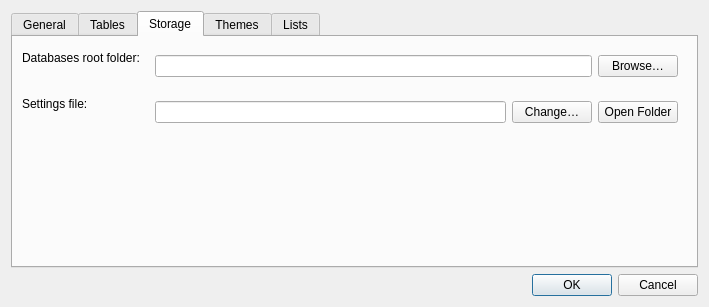
Above: settings_dialog.ui from don-fink/NoteBook before the change. Below: the same form after it.
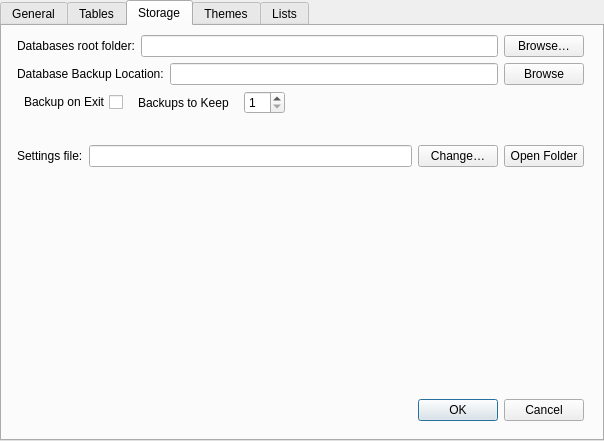
That is the form after the change. The open tabs and pages were chosen to show the change.

Commit message: Set up robust backup routines.

```diff
--- a/settings_dialog.ui
+++ b/settings_dialog.ui
@@ -6,14 +6,29 @@
    <rect>
     <x>0</x>
     <y>0</y>
-    <width>709</width>
-    <height>307</height>
+    <width>604</width>
+    <height>441</height>
    </rect>
   </property>
   <property name="windowTitle">
    <string>Settings</string>
   </property>
   <layout class="QVBoxLayout" name="verticalLayout">
+   <property name="spacing">
+    <number>0</number>
+   </property>
+   <property name="leftMargin">
+    <number>0</number>
+   </property>
+   <property name="topMargin">
+    <number>0</number>
+   </property>
+   <property name="rightMargin">
+    <number>0</number>
+   </property>
+   <property name="bottomMargin">
+    <number>0</number>
+   </property>
    <item>
     <widget class="QTabWidget" name="tabWidget">
      <widget class="QWidget" name="tabGeneral">
@@ -250,21 +265,58 @@
        <string>Storage</string>
       </attribute>
       <layout class="QFormLayout" name="formLayoutStorage">
-       <item row="0" column="0">
+       <item row="0" column="1">
+        <widget class="QFrame" name="frameDbRoot">
+         <property name="sizePolicy">
+          <sizepolicy hsizetype="Preferred" vsizetype="Fixed">
+           <horstretch>0</horstretch>
+           <verstretch>0</verstretch>
+          </sizepolicy>
+         </property>
+         <layout class="QHBoxLayout" name="hLayoutDbRoot">
+          <property name="spacing">
+           <number>6</number>
+          </property>
+          <property name="leftMargin">
+           <number>0</number>
+          </property>
+          <property name="topMargin">
+           <number>0</number>
+          </property>
+          <property name="bottomMargin">
+           <number>0</number>
+          </property>
+          <item>
         <widget class="QLabel" name="labelDbRoot">
+            <property name="sizePolicy">
+             <sizepolicy hsizetype="Preferred" vsizetype="Fixed">
+              <horstretch>0</horstretch>
+              <verstretch>0</verstretch>
+             </sizepolicy>
+            </property>
          <property name="text">
           <string>Databases root folder:</string>
          </property>
         </widget>
        </item>
-       <item row="0" column="1">
-        <widget class="QWidget" name="widgetDbRoot" native="true">
-         <layout class="QHBoxLayout" name="hLayoutDbRoot">
           <item>
-           <widget class="QLineEdit" name="editDbRoot"/>
+           <widget class="QLineEdit" name="editDbRoot">
+            <property name="sizePolicy">
+             <sizepolicy hsizetype="Expanding" vsizetype="Fixed">
+              <horstretch>0</horstretch>
+              <verstretch>0</verstretch>
+             </sizepolicy>
+            </property>
+           </widget>
           </item>
           <item>
            <widget class="QPushButton" name="btnBrowseDbRoot">
+            <property name="sizePolicy">
+             <sizepolicy hsizetype="Minimum" vsizetype="Fixed">
+              <horstretch>0</horstretch>
+              <verstretch>0</verstretch>
+             </sizepolicy>
+            </property>
             <property name="text">
              <string>Browse…</string>
             </property>
@@ -273,16 +325,84 @@
          </layout>
         </widget>
        </item>
-       <item row="1" column="0">
+       <item row="1" column="1">
+        <widget class="QFrame" name="widgetDbBackup">
+         <property name="sizePolicy">
+          <sizepolicy hsizetype="Preferred" vsizetype="Fixed">
+           <horstretch>0</horstretch>
+           <verstretch>0</verstretch>
+          </sizepolicy>
+         </property>
+         <property name="frameShape">
+          <enum>QFrame::NoFrame</enum>
+         </property>
+         <property name="frameShadow">
+          <enum>QFrame::Plain</enum>
+         </property>
+         <layout class="QHBoxLayout" name="horizontalLayout">
+          <property name="leftMargin">
+           <number>0</number>
+          </property>
+          <property name="topMargin">
+           <number>0</number>
+          </property>
+          <property name="bottomMargin">
+           <number>0</number>
+          </property>
+          <item>
+           <widget class="QLabel" name="labelDbBackup">
+            <property name="text">
+             <string>Database Backup Location:</string>
+            </property>
+           </widget>
+          </item>
+          <item>
+           <widget class="QLineEdit" name="editDbBackup"/>
+          </item>
+          <item>
+           <widget class="QPushButton" name="btnBrowseDbBackup">
+            <property name="text">
+             <string>Browse</string>
+            </property>
+           </widget>
+          </item>
+         </layout>
+        </widget>
+       </item>
+       <item row="3" column="1">
+        <widget class="QFrame" name="frameSettingsPath">
+         <property name="sizePolicy">
+          <sizepolicy hsizetype="Preferred" vsizetype="Fixed">
+           <horstretch>0</horstretch>
+           <verstretch>0</verstretch>
+          </sizepolicy>
+         </property>
+         <layout class="QHBoxLayout" name="hLayoutSettingsPath" stretch="0,1,0,0">
+          <property name="spacing">
+           <number>6</number>
+          </property>
+          <property name="leftMargin">
+           <number>0</number>
+          </property>
+          <property name="topMargin">
+           <number>25</number>
+          </property>
+          <property name="bottomMargin">
+           <number>0</number>
+          </property>
+          <item>
         <widget class="QLabel" name="labelSettingsPath">
+            <property name="sizePolicy">
+             <sizepolicy hsizetype="Preferred" vsizetype="Fixed">
+              <horstretch>0</horstretch>
+              <verstretch>0</verstretch>
+             </sizepolicy>
+            </property>
          <property name="text">
           <string>Settings file:</string>
          </property>
         </widget>
        </item>
-       <item row="1" column="1">
-        <widget class="QWidget" name="widgetSettingsPath" native="true">
-         <layout class="QHBoxLayout" name="hLayoutSettingsPath">
           <item>
            <widget class="QLineEdit" name="editSettingsPath">
             <property name="readOnly">
@@ -307,6 +427,126 @@
          </layout>
         </widget>
        </item>
+       <item row="2" column="1">
+        <widget class="QFrame" name="frame">
+         <property name="sizePolicy">
+          <sizepolicy hsizetype="Preferred" vsizetype="Fixed">
+           <horstretch>0</horstretch>
+           <verstretch>0</verstretch>
+          </sizepolicy>
+         </property>
+         <property name="frameShape">
+          <enum>QFrame::NoFrame</enum>
+         </property>
+         <property name="frameShadow">
+          <enum>QFrame::Plain</enum>
+         </property>
+         <layout class="QHBoxLayout" name="horizontalLayout_2">
+          <property name="spacing">
+           <number>15</number>
+          </property>
+          <property name="leftMargin">
+           <number>0</number>
+          </property>
+          <property name="topMargin">
+           <number>0</number>
+          </property>
+          <property name="rightMargin">
+           <number>0</number>
+          </property>
+          <property name="bottomMargin">
+           <number>0</number>
+          </property>
+          <item>
+           <widget class="QCheckBox" name="chkBuOnExit">
+            <property name="layoutDirection">
+             <enum>Qt::RightToLeft</enum>
+            </property>
+            <property name="text">
+             <string>Backup on Exit</string>
+            </property>
+           </widget>
+          </item>
+          <item>
+           <widget class="QLabel" name="label">
+            <property name="text">
+             <string>Backups to Keep</string>
+            </property>
+           </widget>
+          </item>
+          <item>
+           <widget class="QSpinBox" name="spinBuToKeep">
+            <property name="minimumSize">
+             <size>
+              <width>40</width>
+              <height>0</height>
+             </size>
+            </property>
+            <property name="minimum">
+             <number>1</number>
+            </property>
+            <property name="maximum">
+             <number>99</number>
+            </property>
+           </widget>
+          </item>
+          <item>
+           <spacer name="horizontalSpacer">
+            <property name="orientation">
+             <enum>Qt::Horizontal</enum>
+            </property>
+            <property name="sizeHint" stdset="0">
+             <size>
+              <width>40</width>
+              <height>20</height>
+             </size>
+            </property>
+           </spacer>
+          </item>
+         </layout>
+        </widget>
+       </item>
+       <item row="5" column="1">
+        <widget class="QFrame" name="frame_2">
+         <property name="sizePolicy">
+          <sizepolicy hsizetype="Preferred" vsizetype="Fixed">
+           <horstretch>0</horstretch>
+           <verstretch>0</verstretch>
+          </sizepolicy>
+         </property>
+         <property name="frameShape">
+          <enum>QFrame::NoFrame</enum>
+         </property>
+         <property name="frameShadow">
+          <enum>QFrame::Plain</enum>
+         </property>
+         <layout class="QHBoxLayout" name="horizontalLayout_3">
+          <item>
+           <widget class="QDialogButtonBox" name="buttonBox">
+            <property name="orientation">
+             <enum>Qt::Horizontal</enum>
+            </property>
+            <property name="standardButtons">
+             <set>QDialogButtonBox::Cancel|QDialogButtonBox::Ok</set>
+            </property>
+           </widget>
+          </item>
+         </layout>
+        </widget>
+       </item>
+       <item row="4" column="1">
+        <spacer name="verticalSpacer">
+         <property name="orientation">
+          <enum>Qt::Vertical</enum>
+         </property>
+         <property name="sizeHint" stdset="0">
+          <size>
+           <width>20</width>
+           <height>40</height>
+          </size>
+         </property>
+        </spacer>
+       </item>
       </layout>
      </widget>
      <widget class="QWidget" name="tabThemes">
@@ -395,16 +635,6 @@
      </widget>
     </widget>
    </item>
-   <item>
-    <widget class="QDialogButtonBox" name="buttonBox">
-     <property name="orientation">
-      <enum>Qt::Horizontal</enum>
-     </property>
-     <property name="standardButtons">
-      <set>QDialogButtonBox::Cancel|QDialogButtonBox::Ok</set>
-     </property>
-    </widget>
-   </item>
   </layout>
  </widget>
  <resources/>
```
Left out of the diff: 82 changed lines with no effect on the pictures. Lines whose indentation alone changed are shown as unchanged. The commit also changes 11 other files.
